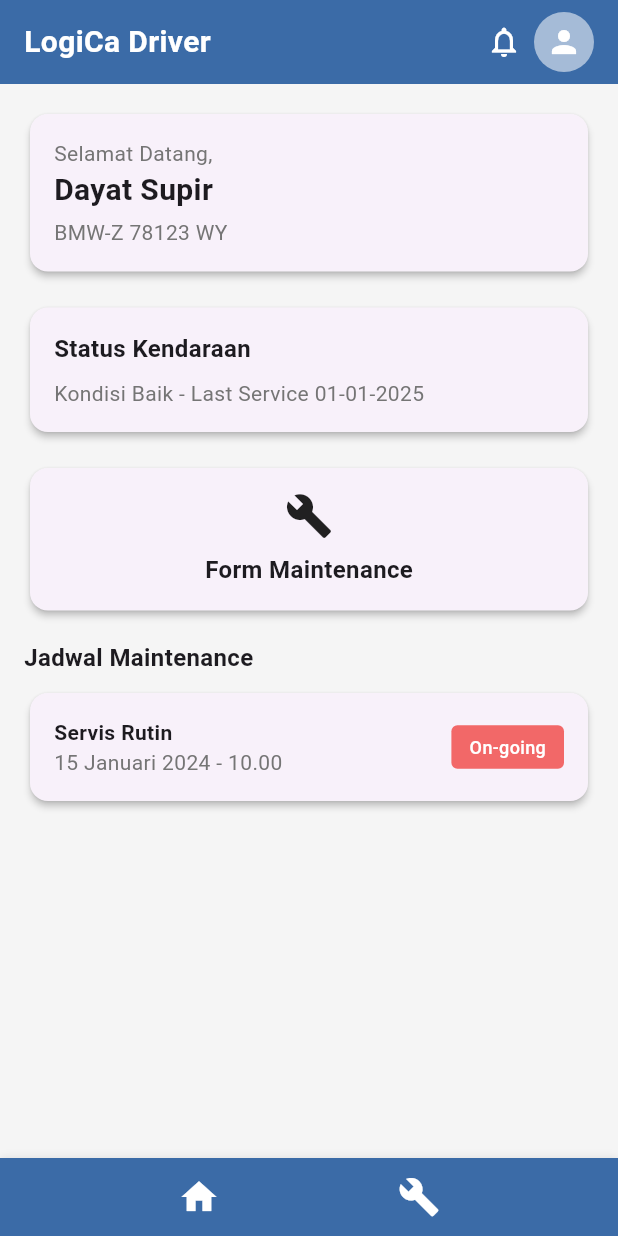
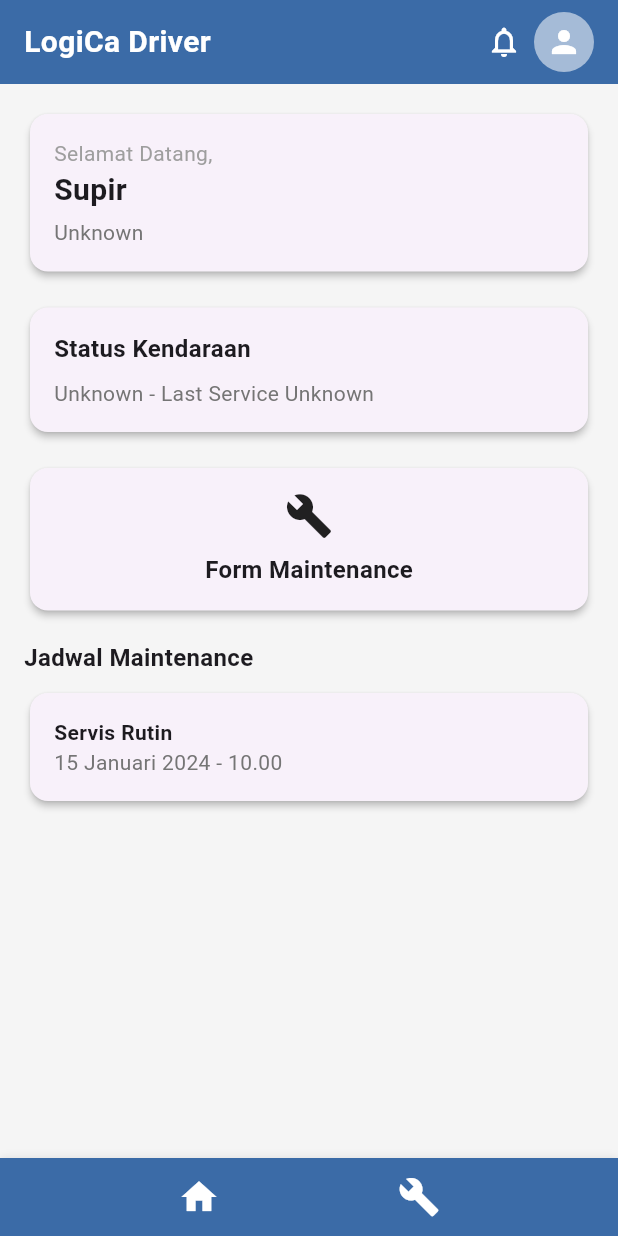
Before and after one commit to Senadara/LogiCA-Mobile, a Flutter app: the SupirDashboard screen opened by its route, on a phone screen of 412 x 824 dp. Run offline on Flutter 3.47's test engine with Material 3 defaults, Android fonts, the phone set to English and light mode, and no system bars; our stand-ins replace flutter_local_notifications, image_picker, shared_preferences; accounts and stored records are empty.

Commit message:
update dashboard supir

```diff
--- a/lib/pages_driver/supir_dashboard.dart
+++ b/lib/pages_driver/supir_dashboard.dart
@@ -1,11 +1,81 @@
+import 'dart:convert';
 import 'package:flutter/material.dart';
+import 'package:shared_preferences/shared_preferences.dart';
 import 'package:logica_mobile/pages_driver/formfoto.dart';
 import 'package:logica_mobile/pages_driver/maintenance.dart';
 import 'package:logica_mobile/notification.dart';
 
-  class SupirDashboard extends StatelessWidget {
+class SupirDashboard extends StatefulWidget {
   final NotificationService notificationService;
-    const SupirDashboard({Key? key, required this.notificationService}) : super(key: key);
+  const SupirDashboard({Key? key, required this.notificationService})
+      : super(key: key);
+
+  @override
+  _SupirDashboardState createState() => _SupirDashboardState();
+}
+
+class _SupirDashboardState extends State<SupirDashboard> {
+  String userName = 'Supir';
+  String licensePlate = 'Unknown';
+  String lastMaintenanceDate = 'Unknown';
+  String vehicleStatus = "Unknown";
+
+  @override
+  void initState() {
+    super.initState();
+    _loadUserName();
+    _loadUserVehicle();
+  }
+
+  Future<void> _loadUserName() async {
+    SharedPreferences prefs = await SharedPreferences.getInstance();
+    String? userDataString = prefs.getString('userData');
+
+    if (userDataString != null) {
+      Map<String, dynamic> userData = jsonDecode(userDataString);
+      setState(() {
+        userName = userData['name'];
+      });
+    }
+  }
+
+  Future<void> _loadUserVehicle() async {
+    SharedPreferences prefs = await SharedPreferences.getInstance();
+    String? userDataString = prefs.getString('userVehicle');
+
+    if (userDataString != null) {
+      Map<String, dynamic> userData = jsonDecode(userDataString);
+      setState(() {
+        licensePlate = userData['license_plate'];
+        lastMaintenanceDate = userData['last_maintenance_date'];
+        _updateVehicleStatus();
+      });
+    }
+  }
+
+  void _updateVehicleStatus() {
+    if (lastMaintenanceDate != 'Unknown') {
+      // Parse last maintenance date
+      DateTime maintenanceDate = DateTime.parse(lastMaintenanceDate);
+      DateTime currentDate = DateTime.now();
+
+      // Calculate the difference in months
+      int differenceInMonths = (currentDate.year - maintenanceDate.year) * 12 +
+          currentDate.month -
+          maintenanceDate.month;
+
+      // Update status based on the difference
+      setState(() {
+        if (differenceInMonths > 6) {
+          vehicleStatus = 'maintenance';
+        } else if (differenceInMonths > 0 && differenceInMonths <= 6) {
+          vehicleStatus = 'available';
+        } else {
+          vehicleStatus = 'unavailable';
+        }
+      });
+    }
+  }
 
   @override
   Widget build(BuildContext context) {
@@ -41,7 +111,6 @@
               ),
             ),
           ),
-
           Expanded(
             child: Container(
               color: Colors.grey[100],
@@ -55,23 +124,23 @@
                       child: Column(
                         crossAxisAlignment: CrossAxisAlignment.start,
                         children: [
-                            Text(
+                          const Text(
                             'Selamat Datang,',
                             style: TextStyle(
-                                color: Colors.grey[600],
+                              color: Colors.grey,
                               fontSize: 14,
                             ),
                           ),
-                            const Text(
-                              'Dayat Supir',
-                              style: TextStyle(
+                          Text(
+                            userName,
+                            style: const TextStyle(
                               fontSize: 20,
                               fontWeight: FontWeight.bold,
                             ),
                           ),
                           const SizedBox(height: 4),
                           Text(
-                              'BMW-Z 78123 WY',
+                            licensePlate,
                             style: TextStyle(
                               color: Colors.grey[600],
                               fontSize: 14,
@@ -82,7 +151,6 @@
                     ),
                   ),
                   const SizedBox(height: 16),
-
                   Card(
                     elevation: 2,
                     child: Padding(
@@ -99,7 +167,7 @@
                           ),
                           const SizedBox(height: 8),
                           Text(
-                              'Kondisi Baik - Last Service 01-01-2025',
+                            '$vehicleStatus - Last Service $lastMaintenanceDate',
                             style: TextStyle(
                               color: Colors.grey[600],
                               fontSize: 14,
@@ -110,7 +178,6 @@
                     ),
                   ),
                   const SizedBox(height: 16),
-
                   InkWell(
                     onTap: () {
                       Navigator.push(
@@ -141,7 +208,6 @@
                     ),
                   ),
                   const SizedBox(height: 16),
-
                   const Text(
                     'Jadwal Maintenance',
                     style: TextStyle(
@@ -156,7 +222,6 @@
                         context,
                         MaterialPageRoute(
                           builder: (context) => const Maintenance(),
-
                         ),
                       );
                     },
@@ -185,18 +250,24 @@
                                 ),
                               ],
                             ),
+                            if (vehicleStatus == 'maintenance' ||
+                                vehicleStatus == 'unavailable')
                               Container(
                                 padding: const EdgeInsets.symmetric(
                                   horizontal: 12,
                                   vertical: 6,
                                 ),
                                 decoration: BoxDecoration(
-                                  color: const Color(0xFFF26868),
+                                  color: vehicleStatus == 'maintenance'
+                                      ? const Color(0xFFF26868)
+                                      : Colors.orange,
                                   borderRadius: BorderRadius.circular(4),
                                 ),
-                                child: const Text(
-                                  'On-going',
-                                  style: TextStyle(
+                                child: Text(
+                                  vehicleStatus == 'maintenance'
+                                      ? 'Maintenance'
+                                      : 'Unavailable',
+                                  style: const TextStyle(
                                     color: Colors.white,
                                     fontSize: 12,
                                     fontWeight: FontWeight.w500,
@@ -212,7 +283,6 @@
               ),
             ),
           ),
-
           Container(
             padding: const EdgeInsets.symmetric(vertical: 12),
             decoration: BoxDecoration(
```
Also changed, not shown: lib/login.dart (+6 -1 lines). Lines whose indentation alone changed are shown as unchanged.
